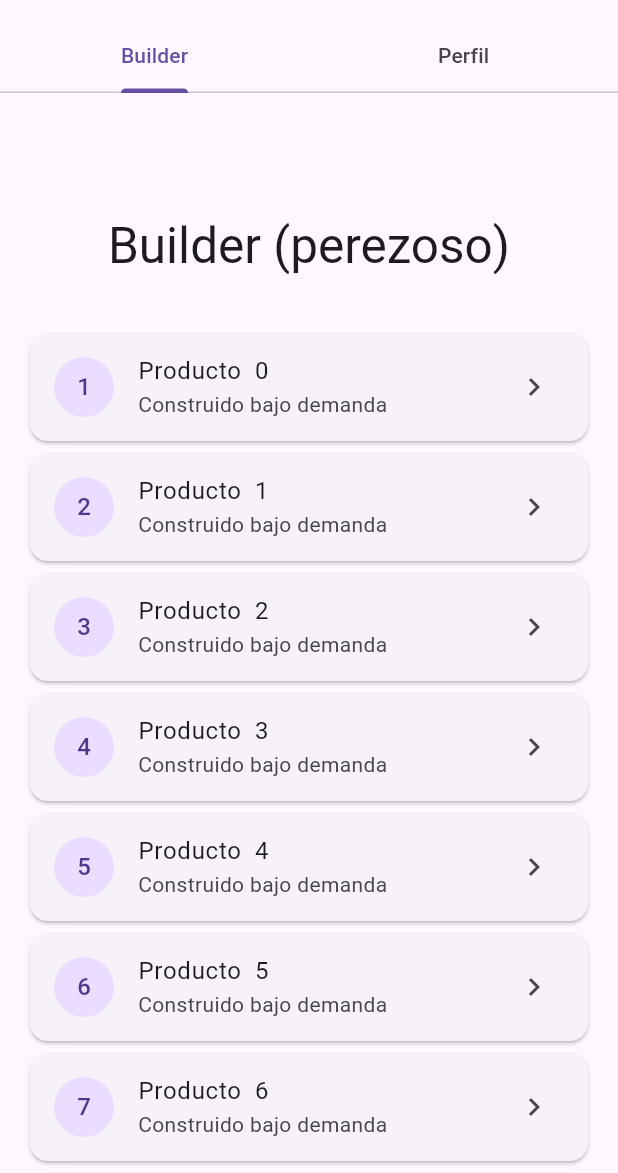
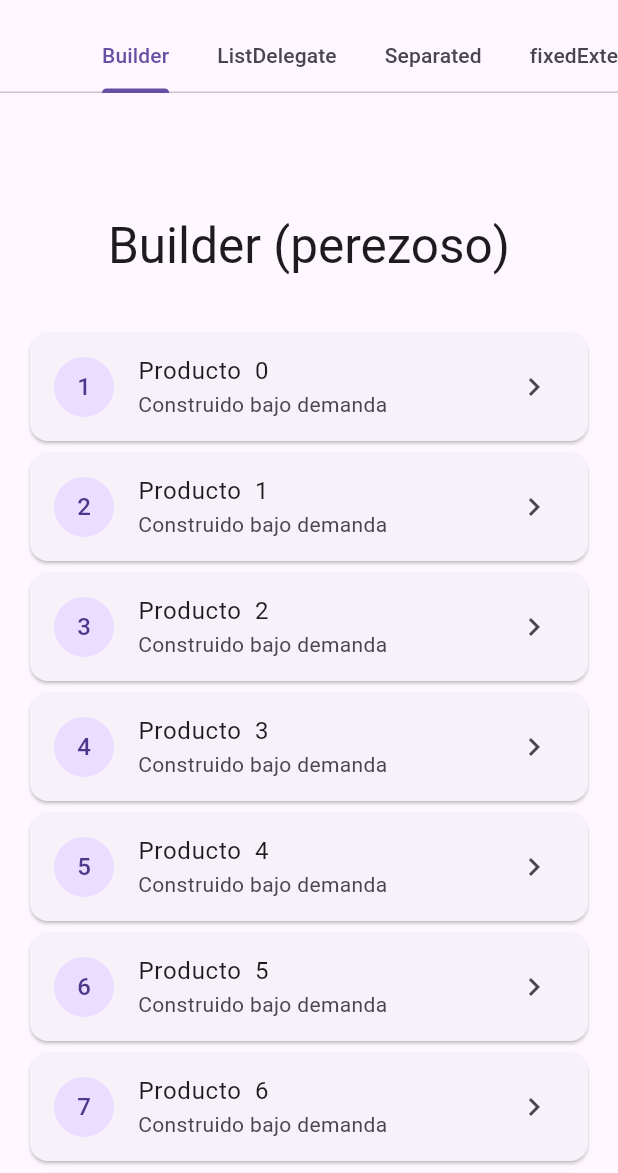
Before and after one commit to fr4nsgallegos/recetasappg13, a Flutter app: the screen it shows after launch, on a phone screen of 412 x 824 dp, the part 63-1236 px from its top. Run offline on Flutter 3.47's test engine with Material 3 defaults, Android fonts, the phone set to English and light mode, and no system bars.

Commit message:
simulando sliver.separated

```diff
--- a/lib/pages/sliver/sliver_page.dart
+++ b/lib/pages/sliver/sliver_page.dart
@@ -1,6 +1,7 @@
 import 'package:flutter/material.dart';
 import 'package:recetasappg13/pages/sliver/sliver_listbuilder_tab.dart';
 import 'package:recetasappg13/pages/sliver/sliver_listdelegate_tab.dart';
+import 'package:recetasappg13/pages/sliver/sliver_separated_tab.dart';
 
 class SliverPage extends StatelessWidget {
   const SliverPage({super.key});
@@ -8,19 +9,29 @@ class SliverPage extends StatelessWidget {
   @override
   Widget build(BuildContext context) {
     return DefaultTabController(
-      length: 2,
+      length: 5,
       child: Scaffold(
         appBar: AppBar(
           title: Text("Sliverlist: Ejemplos"),
           bottom: TabBar(
+            isScrollable: true,
             tabs: [
               Tab(text: "Builder"),
-              Tab(text: "Perfil"),
+              Tab(text: "ListDelegate"),
+              Tab(text: "Separated"),
+              Tab(text: "fixedExtent"),
+              Tab(text: "headers"),
             ],
           ),
         ),
         body: TabBarView(
-          children: [SliverListbuilderTab(), SliverListdelegateTab()],
+          children: [
+            SliverListbuilderTab(),
+            SliverListdelegateTab(),
+            SliverSeparatedTab(),
+            Text("4"),
+            Text("5"),
+          ],
         ),
       ),
     );
```
Also changed, not shown: lib/pages/sliver/sliver_separated_tab.dart (added, +33 -0 lines).
